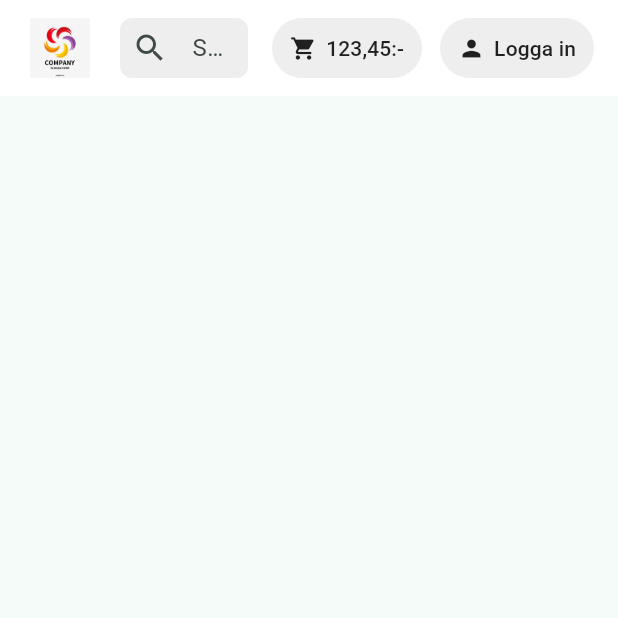
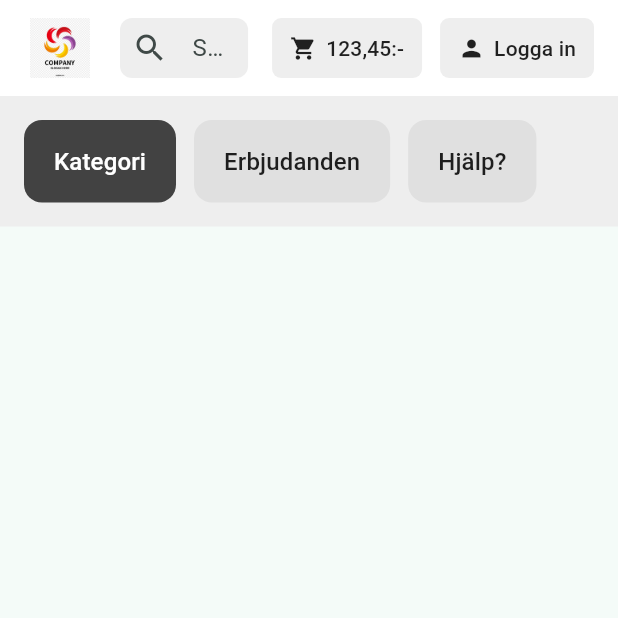
Before and after one commit to LucyIngerman/ImatProject, a Flutter app: the screen it shows after launch, on a phone screen of 412 x 824 dp, the top half of it. Run offline on Flutter 3.47's test engine with Material 3 defaults, Android fonts, the phone set to English and light mode, and no system bars.

Commit message:
more stuff

```diff
--- a/i_mat_project/lib/pages/main_view.dart
+++ b/i_mat_project/lib/pages/main_view.dart
@@ -1,4 +1,5 @@
 import 'package:flutter/material.dart';
+import 'package:i_mat_project/widgets/button_toggle_bar.dart';
 import 'package:i_mat_project/widgets/top_navigation_bar.dart';
 
 
@@ -16,6 +17,7 @@ Widget build(BuildContext context) {
           logoAssetPath: 'assets/logo.jpg',
           cartTotal: 123.45,
         ),
+        ButtonToggleBar(),
         // The rest of your page
       ],
     ),
--- /dev/null
+++ b/i_mat_project/lib/widgets/button_toggle_bar.dart
@@ -0,0 +1,50 @@
+import 'package:flutter/material.dart';
+
+class ButtonToggleBar extends StatefulWidget {
+  @override
+  _ButtonToggleBarState createState() => _ButtonToggleBarState();
+}
+
+class _ButtonToggleBarState extends State<ButtonToggleBar> {
+  int selectedIndex = 0;
+
+  final List<String> buttonLabels = ['Kategori', 'Erbjudanden', 'Hjälp?'];
+
+  @override
+  Widget build(BuildContext context) {
+    return Container(
+      color: Colors.grey[200], // Distinct background color for the bar
+      padding: const EdgeInsets.symmetric(vertical: 16, horizontal: 16),
+      child: Row(
+        mainAxisAlignment: MainAxisAlignment.start,
+        children: List.generate(buttonLabels.length, (index) {
+          final bool isSelected = index == selectedIndex;
+          return Padding(
+            padding: const EdgeInsets.only(right: 12.0),
+            child: TextButton(
+              onPressed: () {
+                setState(() {
+                  selectedIndex = index;
+                });
+              },
+              style: TextButton.styleFrom(
+                backgroundColor: isSelected ? Colors.grey[800] : Colors.grey[300],
+                padding: const EdgeInsets.symmetric(horizontal: 20, vertical: 16),
+                shape: RoundedRectangleBorder(
+                  borderRadius: BorderRadius.circular(12),
+                ),
+              ),
+              child: Text(
+                buttonLabels[index],
+                style: TextStyle(
+                  color: isSelected ? Colors.white : Colors.black87,
+                  fontSize: 16,
+                ),
+              ),
+            ),
+          );
+        }),
+      ),
+    );
+  }
+}
--- a/i_mat_project/lib/widgets/top_navigation_bar.dart
+++ b/i_mat_project/lib/widgets/top_navigation_bar.dart
@@ -25,24 +25,23 @@ class TopNavigationBar extends StatelessWidget {
   static final Color hoverColor = Colors.grey[350]!;
   static const Color foregroundColor = Colors.black87;
 
-  ButtonStyle _buttonStyle(BorderRadius borderRadius) {
+  ButtonStyle _buttonStyle() {
     return ButtonStyle(
-      backgroundColor: WidgetStateProperty.resolveWith((states) {
+      minimumSize: WidgetStateProperty.all(const Size(40, 40)),
+      backgroundColor: WidgetStateProperty.resolveWith<Color?>((states) {
         if (states.contains(WidgetState.hovered)) return hoverColor;
         return baseColor;
       }),
       foregroundColor: WidgetStateProperty.all(foregroundColor),
+      // ignore: deprecated_member_use
       overlayColor: WidgetStateProperty.all(Colors.grey.withOpacity(0.2)),
       shape: WidgetStateProperty.all(
-        RoundedRectangleBorder(borderRadius: borderRadius),
+        RoundedRectangleBorder(borderRadius: BorderRadius.circular(6)),
       ),
-      padding: WidgetStateProperty.all(
-        const EdgeInsets.symmetric(horizontal: 12, vertical: 8),
-      ),
-      mouseCursor: WidgetStateProperty.resolveWith((states) {
-        return states.contains(WidgetState.disabled)
-            ? SystemMouseCursors.basic
-            : SystemMouseCursors.click;
+      padding: WidgetStateProperty.all(const EdgeInsets.symmetric(horizontal: 12)),
+      mouseCursor: WidgetStateProperty.resolveWith<MouseCursor>((states) {
+        if (states.contains(WidgetState.disabled)) return SystemMouseCursors.basic;
+        return SystemMouseCursors.click;
       }),
       elevation: WidgetStateProperty.all(0),
     );
@@ -73,7 +72,7 @@ class TopNavigationBar extends StatelessWidget {
 
             const SizedBox(width: 16),
 
-            // Search Bar
+            // Search Bar fills remaining space
             Expanded(
               child: Container(
                 height: 40,
@@ -100,9 +99,10 @@ class TopNavigationBar extends StatelessWidget {
 
             // Cart Button
             TextButton(
-              style: _buttonStyle(BorderRadius.circular(20)),
+              style: _buttonStyle(),
               onPressed: onCartTap ?? () {},
               child: Row(
+                mainAxisSize: MainAxisSize.min,
                 children: [
                   const Icon(Icons.shopping_cart),
                   const SizedBox(width: 6),
@@ -115,9 +115,10 @@ class TopNavigationBar extends StatelessWidget {
 
             // Login/Profile Button
             TextButton(
-              style: _buttonStyle(BorderRadius.circular(20)),
+              style: _buttonStyle(),
               onPressed: onLoginTap ?? () {},
               child: Row(
+                mainAxisSize: MainAxisSize.min,
                 children: [
                   isLoggedIn && profileImageUrl != null
                       ? CircleAvatar(
```
Also changed, not shown: i_mat_project/lib/widgets/footer.dart (added, +96 -0 lines).
